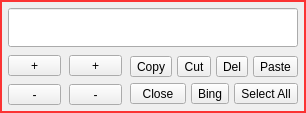
Old version of the form src/SetEditText.ui in the repository ic005k/Knot-Legacy.
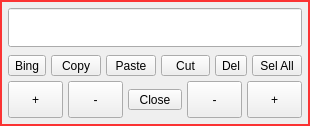
New version of the form. Icons and pictures are not drawn.

The edit to the form file:
```diff
--- a/src/SetEditText.ui
+++ b/src/SetEditText.ui
@@ -6,8 +6,8 @@
    <rect>
     <x>0</x>
     <y>0</y>
-    <width>306</width>
-    <height>104</height>
+    <width>310</width>
+    <height>126</height>
    </rect>
   </property>
   <property name="windowTitle">
@@ -25,7 +25,10 @@
 	
 }</string>
   </property>
-  <layout class="QGridLayout" name="gridLayout">
+  <layout class="QVBoxLayout" name="verticalLayout_2">
+   <property name="spacing">
+    <number>8</number>
+   </property>
    <property name="leftMargin">
     <number>8</number>
    </property>
@@ -38,10 +41,7 @@
    <property name="bottomMargin">
     <number>8</number>
    </property>
-   <property name="spacing">
-    <number>8</number>
-   </property>
-   <item row="0" column="0" colspan="3">
+   <item>
     <widget class="QLineEdit" name="lineEdit">
      <property name="font">
       <font>
@@ -56,67 +56,7 @@
      </property>
     </widget>
    </item>
-   <item row="1" column="0">
-    <layout class="QVBoxLayout" name="verticalLayout_2">
-     <item>
-      <widget class="QToolButton" name="btnLeft1">
-       <property name="sizePolicy">
-        <sizepolicy hsizetype="Preferred" vsizetype="Preferred">
-         <horstretch>0</horstretch>
-         <verstretch>0</verstretch>
-        </sizepolicy>
-       </property>
-       <property name="text">
-        <string>+</string>
-       </property>
-      </widget>
-     </item>
-     <item>
-      <widget class="QToolButton" name="btnLeft0">
-       <property name="sizePolicy">
-        <sizepolicy hsizetype="Preferred" vsizetype="Preferred">
-         <horstretch>0</horstretch>
-         <verstretch>0</verstretch>
-        </sizepolicy>
-       </property>
-       <property name="text">
-        <string>-</string>
-       </property>
-      </widget>
-     </item>
-    </layout>
-   </item>
-   <item row="1" column="1">
-    <layout class="QVBoxLayout" name="verticalLayout_3">
-     <item>
-      <widget class="QToolButton" name="btnRight1">
-       <property name="sizePolicy">
-        <sizepolicy hsizetype="Preferred" vsizetype="Preferred">
-         <horstretch>0</horstretch>
-         <verstretch>0</verstretch>
-        </sizepolicy>
-       </property>
-       <property name="text">
-        <string>+</string>
-       </property>
-      </widget>
-     </item>
-     <item>
-      <widget class="QToolButton" name="btnRight0">
-       <property name="sizePolicy">
-        <sizepolicy hsizetype="Preferred" vsizetype="Preferred">
-         <horstretch>0</horstretch>
-         <verstretch>0</verstretch>
-        </sizepolicy>
-       </property>
-       <property name="text">
-        <string>-</string>
-       </property>
-      </widget>
-     </item>
-    </layout>
-   </item>
-   <item row="1" column="2">
+   <item>
     <widget class="QFrame" name="frame">
      <property name="frameShape">
       <enum>QFrame::NoFrame</enum>
@@ -142,6 +82,13 @@
       </property>
       <item>
        <layout class="QHBoxLayout" name="horizontalLayout">
+        <item>
+         <widget class="QToolButton" name="btnBing">
+          <property name="text">
+           <string>Bing</string>
+          </property>
+         </widget>
+        </item>
         <item>
          <widget class="QToolButton" name="btnCopy">
           <property name="sizePolicy">
@@ -155,6 +102,19 @@
           </property>
          </widget>
         </item>
+        <item>
+         <widget class="QToolButton" name="btnPaste">
+          <property name="sizePolicy">
+           <sizepolicy hsizetype="Preferred" vsizetype="Fixed">
+            <horstretch>0</horstretch>
+            <verstretch>0</verstretch>
+           </sizepolicy>
+          </property>
+          <property name="text">
+           <string>Paste</string>
+          </property>
+         </widget>
+        </item>
         <item>
          <widget class="QToolButton" name="btnCut">
           <property name="sizePolicy">
@@ -176,7 +136,7 @@
          </widget>
         </item>
         <item>
-         <widget class="QToolButton" name="btnPaste">
+         <widget class="QToolButton" name="btnSetAll">
           <property name="sizePolicy">
            <sizepolicy hsizetype="Preferred" vsizetype="Fixed">
             <horstretch>0</horstretch>
@@ -184,7 +144,7 @@
            </sizepolicy>
           </property>
           <property name="text">
-           <string>Paste</string>
+           <string>Sel All</string>
           </property>
          </widget>
         </item>
@@ -192,6 +152,32 @@
       </item>
       <item>
        <layout class="QHBoxLayout" name="horizontalLayout_2">
+        <item>
+         <widget class="QToolButton" name="btnLeft1">
+          <property name="sizePolicy">
+           <sizepolicy hsizetype="Preferred" vsizetype="Preferred">
+            <horstretch>0</horstretch>
+            <verstretch>0</verstretch>
+           </sizepolicy>
+          </property>
+          <property name="text">
+           <string>+</string>
+          </property>
+         </widget>
+        </item>
+        <item>
+         <widget class="QToolButton" name="btnLeft0">
+          <property name="sizePolicy">
+           <sizepolicy hsizetype="Preferred" vsizetype="Preferred">
+            <horstretch>0</horstretch>
+            <verstretch>0</verstretch>
+           </sizepolicy>
+          </property>
+          <property name="text">
+           <string>-</string>
+          </property>
+         </widget>
+        </item>
         <item>
          <widget class="QToolButton" name="btnClose">
           <property name="sizePolicy">
@@ -206,22 +192,28 @@
          </widget>
         </item>
         <item>
-         <widget class="QToolButton" name="btnBing">
+         <widget class="QToolButton" name="btnRight0">
+          <property name="sizePolicy">
+           <sizepolicy hsizetype="Preferred" vsizetype="Preferred">
+            <horstretch>0</horstretch>
+            <verstretch>0</verstretch>
+           </sizepolicy>
+          </property>
           <property name="text">
-           <string>Bing</string>
+           <string>-</string>
           </property>
          </widget>
         </item>
         <item>
-         <widget class="QToolButton" name="btnSetAll">
+         <widget class="QToolButton" name="btnRight1">
           <property name="sizePolicy">
-           <sizepolicy hsizetype="Preferred" vsizetype="Fixed">
+           <sizepolicy hsizetype="Preferred" vsizetype="Preferred">
             <horstretch>0</horstretch>
             <verstretch>0</verstretch>
            </sizepolicy>
           </property>
           <property name="text">
-           <string>Select All</string>
+           <string>+</string>
           </property>
          </widget>
         </item>
```
